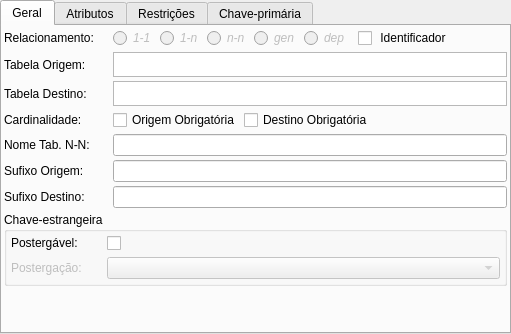
Above: pgmodeler_ui/ui/relacionamentowidget.ui from erdincay/pgmodeler-old before the change. Below: the same form after it.
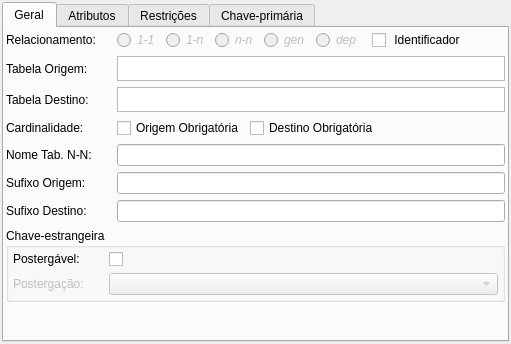
That is the form after the change.

```diff
--- a/pgmodeler_ui/ui/relacionamentowidget.ui
+++ b/pgmodeler_ui/ui/relacionamentowidget.ui
@@ -7,7 +7,7 @@
     <x>0</x>
     <y>0</y>
     <width>511</width>
-    <height>334</height>
+    <height>344</height>
    </rect>
   </property>
   <property name="sizePolicy">
@@ -27,10 +27,10 @@
   </property>
   <layout class="QGridLayout" name="relacionamento_grid">
    <property name="margin">
-    <number>0</number>
+    <number>2</number>
    </property>
    <property name="spacing">
-    <number>0</number>
+    <number>6</number>
    </property>
    <item row="0" column="0">
     <widget class="QTabWidget" name="atributosrel_tbw">
@@ -52,7 +52,7 @@
         <number>2</number>
        </property>
        <property name="spacing">
-        <number>4</number>
+        <number>6</number>
        </property>
        <item row="0" column="0">
         <widget class="QLabel" name="tipo_rel_lbl">
@@ -575,6 +575,9 @@
           <property name="margin">
            <number>4</number>
           </property>
+          <property name="spacing">
+           <number>6</number>
+          </property>
           <item row="0" column="0">
            <widget class="QLabel" name="postergavel_lbl">
             <property name="sizePolicy">
@@ -718,7 +721,7 @@
         <number>2</number>
        </property>
        <property name="spacing">
-        <number>4</number>
+        <number>6</number>
        </property>
        <item row="0" column="0">
         <widget class="QListWidget" name="coluna_rel_lst">
```
